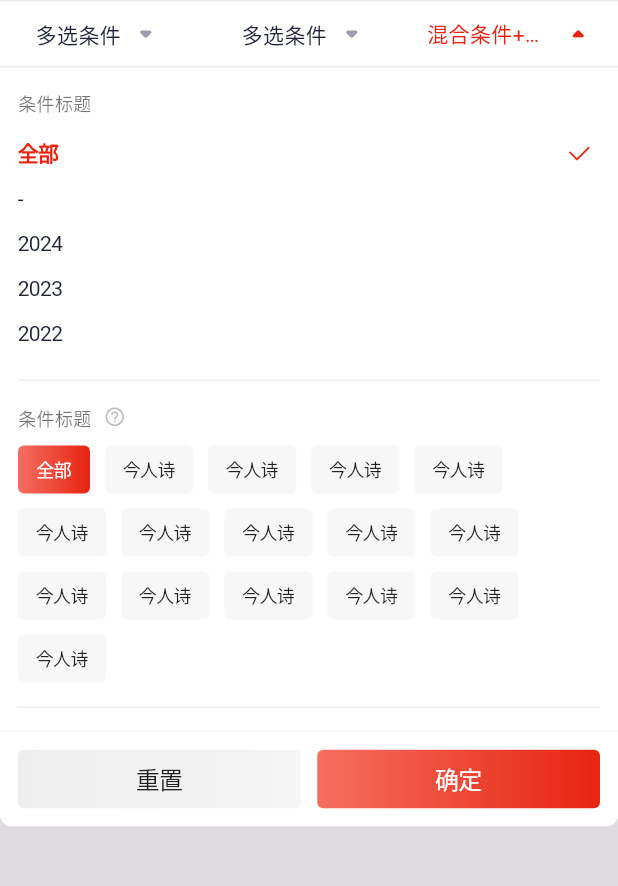
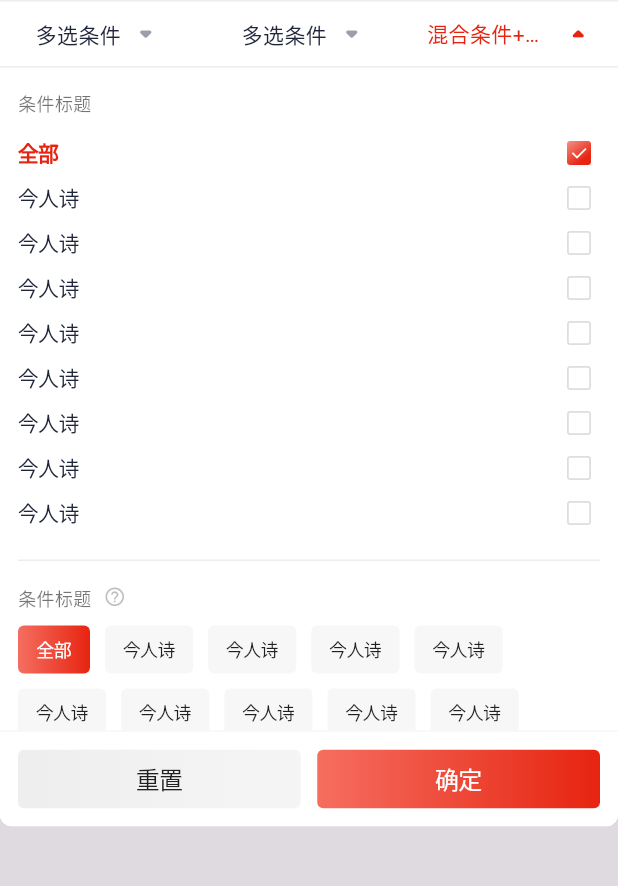
Before and after one commit to boomcx/spinner_box, a Flutter app: the MultiPage screen opened directly, after a tap on "混合条件+拦截", on a phone screen of 412 x 824 dp, the part 84-970 px from its top. Run offline on Flutter 3.47's test engine with Material 3 defaults, Android fonts, the phone set to English and light mode, and no system bars.

Commit message:
- 增加按钮拦截属性和拦截样式配置（详见demo中`多选条件-可拦截筛选`）； - 完善模型数据`formJson`的解析，重网络获取配置更方便；

````diff
--- a/example/lib/data.dart
+++ b/example/lib/data.dart
@@ -47,7 +47,9 @@ SpinnerEntity text({
           final space = Random().nextInt(3) + 2;
           final posi = max(Random().nextInt(text.length) - space, 0);
           final name = text.substring(posi, posi + space);
-          return SpinnerItemData.fromJson({'name': name, 'result': name});
+          final intercept = Random().nextInt(10) > 5;
+          return SpinnerItemData.fromJson(
+              {'name': name, 'result': name, 'isItemIntercept': intercept});
         }),
       ]);
 }
--- a/example/lib/drop_view.dart
+++ b/example/lib/drop_view.dart
@@ -63,10 +63,10 @@ class _DropViewPageState extends State<DropViewPage> {
                     MyWidget1(_textEditing, data: _filterData),
                   ],
                   onReseted: () {},
-                  onItemIntercept: (p0, p1) {
-                    if (p1 == 2) {
+                  onItemIntercept: (entity, item, index) {
+                    if (index == 2) {
                       // ignore: avoid_print
-                      print('key = ${p0.key}; index = 2, 我拦截的选中事件');
+                      print('key = ${entity.key}; index = 2, 我拦截的选中事件');
                       return true;
                     }
                     return false;
--- a/example/lib/pages/custom.dart
+++ b/example/lib/pages/custom.dart
@@ -59,8 +59,8 @@ class _CustomPageState extends State<CustomPage> {
                     _InputAttach(data: _condition3),
                     _PickerAttach(data: _condition3)
                   ],
-                  onItemIntercept: (p0, p1) {
-                    if (p0.key == 'text2' && p1 == 2) {
+                  onItemIntercept: (entity, item, index) {
+                    if (entity.key == 'text2' && index == 2) {
                       ScaffoldMessenger.of(context).showSnackBar(
                         const SnackBar(content: Text('欸~ 拦截了就是选不了~')),
                       );
--- a/example/lib/pages/muti.dart
+++ b/example/lib/pages/muti.dart
@@ -19,7 +19,7 @@ class _MultiPageState extends State<MultiPage> {
   ];
 
   var _condition3 = [
-    years(key: 'year3', isRadio: true, count: 3),
+    text(key: 'text1', type: MoreContentType.column, count: 8, isRadio: false),
     text(key: 'text1', type: MoreContentType.wrap, count: 15),
     text(key: 'text2', type: MoreContentType.wrap, isRadio: false, count: 8),
   ];
@@ -58,8 +58,8 @@ class _MultiPageState extends State<MultiPage> {
                 ).heightPart,
                 SpinnerFilter(
                   data: _condition3,
-                  onItemIntercept: (p0, p1) {
-                    if (p0.key == 'text2' && p1 == 2) {
+                  onItemIntercept: (entity, item, index) async {
+                    if (item.isItemIntercept) {
                       ScaffoldMessenger.of(context).showSnackBar(
                         const SnackBar(content: Text('欸~ 就是选不了~')),
                       );
--- a/example/lib/pages/params.dart
+++ b/example/lib/pages/params.dart
@@ -20,7 +20,6 @@ class _SelectParamsPageState extends State<SelectParamsPage> {
     data.items.first.selected = false;
     data.items[2].selected = true;
     // var items = <SpinnerItemData>[];
-
     // data.items.forEach((element) {
     //   items.add(element.copyWith(selected: true));
     // });
--- a/example/lib/pages/theme_header.dart
+++ b/example/lib/pages/theme_header.dart
@@ -28,8 +28,9 @@ class _ThemeHeaderPageState extends State<ThemeHeaderPage> {
         children: [
           SpinnerBox.rebuilder(
             titles: [
-              SpinnerData('单选条件单选条件单选条件单选条件单选条件单选条件', icon: 'assets/icon.png'),
-              SpinnerData('单选条件'),
+              SpinnerHeaderData('单选条件单选条件单选条件单选条件单选条件单选条件',
+                  icon: 'assets/icon.png'),
+              SpinnerHeaderData('单选条件'),
             ],
             theme: defaultPinnerTheme.copyWith(
               textDirection: TextDirection.rtl,
--- a/lib/spinner/spinner.dart
+++ b/lib/spinner/spinner.dart
@@ -72,7 +72,7 @@ class SpinnerBox extends StatefulWidget {
   /// ```
   SpinnerBox.builder({
     super.key,
-    required List<SpinnerData> titles,
+    required List<SpinnerHeaderData> titles,
     required SpinnerBoxBuilder builder,
     this.prefix,
     this.suffix,
@@ -90,7 +90,7 @@ class SpinnerBox extends StatefulWidget {
   ///
   SpinnerBox.rebuilder({
     super.key,
-    required List<SpinnerData> titles,
+    required List<SpinnerHeaderData> titles,
     required SpinnerBoxBuilder builder,
     this.prefix,
     this.suffix,
@@ -407,7 +407,7 @@ class _Button extends StatelessWidget {
   });
 
   final double maxWidth;
-  final SpinnerData item;
+  final SpinnerHeaderData item;
   final bool isSelected;
   final bool isHighlight;
 
--- a/lib/spinner/state.dart
+++ b/lib/spinner/state.dart
@@ -1,14 +1,13 @@
-// ignore_for_file: public_member_api_docs, sort_constructors_first
 import 'package:flutter/material.dart';
 
 /// 保存当前筛选菜单的数据项，并配合`PopupValueNotifier`完成各项内容的监听
 ///
 class PopupState {
   /// 渲染数据
-  List<SpinnerData> items;
+  List<SpinnerHeaderData> items;
 
   /// 原始数据
-  final List<SpinnerData> orginItems;
+  final List<SpinnerHeaderData> orginItems;
 
   /// 当前选中的选项卡
   int selected;
@@ -30,7 +29,7 @@ class PopupValueNotifier extends ValueNotifier<PopupState> {
       : status = state.orginItems.map((e) => false).toList();
 
   /// 标题初始化
-  factory PopupValueNotifier.titles(List<SpinnerData> titles) =>
+  factory PopupValueNotifier.titles(List<SpinnerHeaderData> titles) =>
       PopupValueNotifier(
         PopupState(items: List.of(titles), orginItems: List.of(titles)),
       );
@@ -41,8 +40,8 @@ class PopupValueNotifier extends ValueNotifier<PopupState> {
   /// 用于记录 `CompositedTransformFollower` 位置
   final GlobalKey targetKey = GlobalKey();
 
-  List<SpinnerData> get items => value.items;
-  List<SpinnerData> get orginItems => value.orginItems;
+  List<SpinnerHeaderData> get items => value.items;
+  List<SpinnerHeaderData> get orginItems => value.orginItems;
 
   /// 保存每个选项卡对应的视图是否打开
   final List<bool> status;
@@ -120,34 +119,56 @@ class PopupValueNotifier extends ValueNotifier<PopupState> {
   }
 }
 
+@Deprecated('请使用 SpinnerHeaderData')
+class SpinnerData {}
+
 /// 初始化传入的标题内容
-class SpinnerData {
+///
+/// ```
+/// [title] 标题
+/// [icon] 图片路径，本地路径
+/// [iconSelected] 图片路径，本地路径
+/// ```
+///
+class SpinnerHeaderData {
   /// 标题
   final String title;
 
-  /// 图片路径
+  /// 图片路径，本地路径
   final String? icon;
   final String? iconSelected;
 
-  SpinnerData(
+  SpinnerHeaderData(
     this.title, {
     this.icon,
     this.iconSelected,
   });
 
-  SpinnerData copyWith({
+  SpinnerHeaderData copyWith({
     String? title,
     String? icon,
     String? iconSelected,
   }) {
-    return SpinnerData(
+    return SpinnerHeaderData(
       title ?? this.title,
       icon: icon ?? this.icon,
       iconSelected: icon ?? this.iconSelected,
     );
   }
+
+  factory SpinnerHeaderData.fromJson(Map<String, dynamic> json) {
+    return SpinnerHeaderData(
+      json['title'] as String,
+      icon: json['icon'],
+      iconSelected: json['iconSelected'],
+    );
+  }
+
+  Map<String, dynamic> toJson() =>
+      {'title': title, 'icon': icon, 'iconSelected': iconSelected};
 }
 
 extension SpinnerDataExt on List<String> {
-  List<SpinnerData> get toSpinnerData => map((e) => SpinnerData(e)).toList();
+  List<SpinnerHeaderData> get toSpinnerData =>
+      map((e) => SpinnerHeaderData(e)).toList();
 }
--- a/lib/spinner_filter_notifier/providers/entity.dart
+++ b/lib/spinner_filter_notifier/providers/entity.dart
@@ -6,14 +6,36 @@ const double kBotBtnHeight = 64;
 
 /// 内容显示类型
 enum MoreContentType {
-  /// 按钮样式
+  /// 按钮样式，默认样式
   wrap,
 
   /// 列表样式
-  column,
+  column;
+
+  static MoreContentType fromIndex(int? type) {
+    switch (type) {
+      case 0:
+        return MoreContentType.wrap;
+      case 1:
+        return MoreContentType.column;
+      default:
+        return MoreContentType.wrap;
+    }
+  }
 }
 
 /// 弹框显示配置
+///
+/// ``` [items] 选项
+/// [title] 标题
+/// [desc] 描述
+/// [isRadio] 是否单选
+/// [extraData] 额外数据
+/// [titleRichText] 富文本标题外部自定义
+/// [titleSuffix] 标题后面的额外图片（本地图片）
+/// [type] 每组内容的显示风格，通过网络数据 fromJson 可以定义成 int 类型
+/// ```
+///
 class SpinnerEntity {
   /// 服务器字段
   final String key;
@@ -69,6 +91,8 @@ class SpinnerEntity {
     }
     if (json["type"] is MoreContentType) {
       entity = entity.copyWith(type: json["type"]);
+    } else if (json["type"] is int) {
+      entity = entity.copyWith(type: MoreContentType.fromIndex(json["type"]));
     }
     if (json["desc"] is String) {
       entity = entity.copyWith(desc: json["desc"]);
@@ -136,8 +160,16 @@ class SpinnerItemData extends ChangeNotifier implements ValueListenable<bool> {
   /// 以保证选中时输出实际类容的集合
   final dynamic result;
 
-  /// 是否选互斥（选中时清空当前其他选中项，一般用于 `全部` `不限` 等合并条件项）
+  /// 是否选中互斥（选中时清空当前其他选中项，一般用于 `全部` `不限` 等合并条件项）
   final bool isMutex;
+
+  /// 当前按钮是否支持点击拦截都可以点击，只是不触发选中
+  ///
+  /// ！注意被设置为可拦截按钮后，将不会被选中，也不会触发`SpinnerFilter.onItemIntercept`
+  ///
+  /// `isItemIntercept` 为 `true` 时，额外响应`SpinnerFilter.onItemIntercept`的拦截方法
+  /// 用来配置自定义的支持拦截逻辑的按钮样式
+  final bool isItemIntercept;
 
   /// 下级选项
   final List<SpinnerItemData> items;
@@ -191,6 +223,7 @@ class SpinnerItemData extends ChangeNotifier implements ValueListenable<bool> {
     this.result,
     this.isMutex = false,
     this.items = const [],
+    this.isItemIntercept = false,
     bool selected = false,
   }) : _value = selected;
 
@@ -202,6 +235,9 @@ class SpinnerItemData extends ChangeNotifier implements ValueListenable<bool> {
     entity = entity.copyWith(result: json["result"]);
     if (json["selected"] is bool) {
       entity = entity.copyWith(selected: json["selected"]);
+    }
+    if (json["isItemIntercept"] is bool) {
+      entity = entity.copyWith(isItemIntercept: json["isItemIntercept"]);
     }
     // if (json["highlighted"] is bool) {
     //   entity = entity.copyWith(highlighted: json["highlighted"]);
@@ -226,6 +262,7 @@ class SpinnerItemData extends ChangeNotifier implements ValueListenable<bool> {
     data["result"] = result;
     data["selected"] = selected;
     // data["highlighted"] = highlighted;
+    data["isItemIntercept"] = isItemIntercept;
     data["isMutex"] = isMutex;
     data["items"] = items.map((e) => e.toJson()).toList();
     return data;
@@ -236,6 +273,7 @@ class SpinnerItemData extends ChangeNotifier implements ValueListenable<bool> {
     dynamic result,
     bool? selected,
     // bool? highlighted,
+    bool? isItemIntercept,
     bool? isMutex,
     List<SpinnerItemData>? items,
   }) =>
@@ -244,6 +282,7 @@ class SpinnerItemData extends ChangeNotifier implements ValueListenable<bool> {
         result: result ?? this.result,
         selected: selected ?? this.selected,
         // highlighted: highlighted ?? this.highlighted,
+        isItemIntercept: isItemIntercept ?? this.isItemIntercept,
         isMutex: isMutex ?? this.isMutex,
         items: items ?? this.items,
       );
@@ -281,7 +320,6 @@ extension ListFormatX on List<SpinnerItemData> {
   }
 }
 
-
 // class EntityNotifier {
 //   EntityNotifier(this.entity) {
 //     notifierList = entity.items.map((e) {
--- a/lib/spinner_filter_notifier/providers/provider.dart
+++ b/lib/spinner_filter_notifier/providers/provider.dart
@@ -7,7 +7,8 @@ import 'entity.dart';
 import 'state.dart';
 
 /// 点击拦截的回调
-typedef SpinnerFilterIntercept = FutureOr<bool> Function(SpinnerEntity, int);
+typedef SpinnerFilterIntercept = FutureOr<bool> Function(
+    SpinnerEntity entity, SpinnerItemData item, int index);
 
 /// 完成筛选的回调
 typedef SpinnerFilterResponse = Function(
@@ -53,6 +54,10 @@ class SpinnerFilterNotifier extends ValueNotifier<SpinnerFilterState> {
   final VoidCallback? onReseted;
 
   /// 点击事件拦截，获取到处理结果后继续执行
+  ///
+  /// 原逻辑为通过定义拦截事件后去捕获异步返回状态，
+  /// 现在在原逻辑上额外增加`SpinnerItemData.isItemIntercept`字段，用于控制是否执行拦截事件,
+  /// 更趋近数据驱动的模式
   final SpinnerFilterIntercept? onItemIntercept;
 
   /// 外部传入自定义视图
@@ -208,9 +213,10 @@ class SpinnerFilterNotifier extends ValueNotifier<SpinnerFilterState> {
   /// 点击按钮选项
   /// `data` 包含当前点击的分组数据 和 分组下标
   /// `index` 按钮下标
-  void itemOnSelected(STabEntityAndIndexData data, int index) async {
-    if (onItemIntercept != null) {
-      final isIntercept = await onItemIntercept!.call(data.$1, index);
+  void itemOnSelected(SpinnerEntityIndexData data, int index) async {
+    if (onItemIntercept != null || data.$1.items[index].isItemIntercept) {
+      final isIntercept =
+          await onItemIntercept?.call(data.$1, data.$1.items[index], index);
       if (isIntercept == true) {
         return;
       }
--- a/lib/spinner_filter_notifier/spinner_filter.dart
+++ b/lib/spinner_filter_notifier/spinner_filter.dart
@@ -14,7 +14,7 @@ part './widgets/explain_icon.dart';
 part './widgets/attachment_view.dart';
 
 /// 包含当前点击的分组数据 和 分组下标
-typedef STabEntityAndIndexData = (SpinnerEntity entity, int index);
+typedef SpinnerEntityIndexData = (SpinnerEntity entity, int index);
 
 /// List / Wrap 形式的显示视图
 class SpinnerFilter extends StatefulWidget {
@@ -37,6 +37,10 @@ class SpinnerFilter extends StatefulWidget {
   /// 选中项目的时候，拦截处理（用于交互前的特殊判断）
   /// 返回值 `true`，表示拦截选中事件
   /// `false` 则可以选中
+  ///
+  /// 原逻辑为通过定义拦截事件后去捕获异步返回状态，
+  /// 现在在原逻辑上额外增加`SpinnerItemData.isItemIntercept`字段，用于控制是否执行拦截事件,
+  /// 更趋近数据驱动的模式
   final SpinnerFilterIntercept? onItemIntercept;
 
   /// 选择完成回调
--- a/lib/spinner_filter_notifier/theme/theme.dart
+++ b/lib/spinner_filter_notifier/theme/theme.dart
@@ -1,3 +1,4 @@
+// ignore_for_file: public_member_api_docs, sort_constructors_first
 import 'package:flutter/foundation.dart';
 import 'package:flutter/material.dart';
 
@@ -199,6 +200,9 @@ class SBoxBotBtnData {
 /// `MoreContentType.column` 样式配置
 class SColumnThemeData {
   /// 文字内容字体
+  final TextStyle interceptStyle;
+
+  /// 文字内容字体
   final TextStyle selectedStyle;
 
   /// 文字内容字体
@@ -237,13 +241,16 @@ class SColumnThemeData {
         color: Color(0xffE72410), fontSize: 14, fontWeight: FontWeight.w600),
     this.unselectedStyle = const TextStyle(
         color: Color(0xff20263A), fontSize: 14, fontWeight: FontWeight.normal),
+    this.interceptStyle = const TextStyle(
+        color: Color(0xff999999), fontSize: 14, fontWeight: FontWeight.normal),
   });
 
   @override
   bool operator ==(covariant SColumnThemeData other) {
     if (identical(this, other)) return true;
 
-    return other.selectedStyle == selectedStyle &&
+    return other.interceptStyle == interceptStyle &&
+        other.selectedStyle == selectedStyle &&
         other.unselectedStyle == unselectedStyle &&
         other.height == height &&
         other.icon1 == icon1 &&
@@ -256,7 +263,8 @@ class SColumnThemeData {
 
   @override
   int get hashCode {
-    return selectedStyle.hashCode ^
+    return interceptStyle.hashCode ^
+        selectedStyle.hashCode ^
         unselectedStyle.hashCode ^
         height.hashCode ^
         icon1.hashCode ^
@@ -268,6 +276,7 @@ class SColumnThemeData {
   }
 
   SColumnThemeData copyWith({
+    TextStyle? interceptStyle,
     TextStyle? selectedStyle,
     TextStyle? unselectedStyle,
     double? height,
@@ -279,6 +288,7 @@ class SColumnThemeData {
     int? maxLine,
   }) {
     return SColumnThemeData(
+      interceptStyle: interceptStyle ?? this.interceptStyle,
       selectedStyle: selectedStyle ?? this.selectedStyle,
       unselectedStyle: unselectedStyle ?? this.unselectedStyle,
       height: height ?? this.height,
@@ -303,24 +313,35 @@ class SWrapThemeData {
   /// 按钮内间距
   final EdgeInsets itemPadding;
 
-  /// 文字内容字体
+  /// 可拦截按钮文字内容字体样式
+  final TextStyle interceptStyle;
+
+  /// 按钮选中文字内容字体
   final TextStyle selectedStyle;
 
-  /// 文字内容字体
+  /// 未选中文字内容字体
   final TextStyle unselectedStyle;
 
-  /// 按钮装饰
+  /// 可拦截按钮文字按钮装饰
+  final BoxDecoration interceptDecoration;
+
+  /// 选中按钮装饰
   final BoxDecoration selectedDecoration;
 
-  /// 按钮装饰
+  /// 未选中按钮装饰
   final BoxDecoration unselectedDecoration;
 
   const SWrapThemeData({
     this.runSpacing = 10,
     this.spacing = 10,
     this.itemPadding = const EdgeInsets.symmetric(horizontal: 12, vertical: 7),
+    this.interceptStyle = const TextStyle(color: Colors.grey, fontSize: 12),
     this.selectedStyle = const TextStyle(color: Colors.white, fontSize: 12),
     this.unselectedStyle = const TextStyle(color: Colors.black87, fontSize: 12),
+    this.interceptDecoration = const BoxDecoration(
+      borderRadius: BorderRadius.all(Radius.circular(4)),
+      gradient: LinearGradient(colors: [Color(0xfff3f3f3), Color(0xfff3f3f3)]),
+    ),
     this.selectedDecoration = const BoxDecoration(
       borderRadius: BorderRadius.all(Radius.circular(4)),
       gradient: LinearGradient(colors: [Color(0xffF56E60), Color(0xffE72410)]),
@@ -338,8 +359,10 @@ class SWrapThemeData {
     return other.runSpacing == runSpacing &&
         other.spacing == spacing &&
         other.itemPadding == itemPadding &&
+        other.interceptStyle == interceptStyle &&
         other.selectedStyle == selectedStyle &&
         other.unselectedStyle == unselectedStyle &&
+        other.interceptDecoration == interceptDecoration &&
         other.selectedDecoration == selectedDecoration &&
         other.unselectedDecoration == unselectedDecoration;
   }
@@ -349,8 +372,10 @@ class SWrapThemeData {
     return runSpacing.hashCode ^
         spacing.hashCode ^
         itemPadding.hashCode ^
+        interceptStyle.hashCode ^
         selectedStyle.hashCode ^
         unselectedStyle.hashCode ^
+        interceptDecoration.hashCode ^
         selectedDecoration.hashCode ^
         unselectedDecoration.hashCode;
   }
@@ -359,8 +384,10 @@ class SWrapThemeData {
     double? runSpacing,
     double? spacing,
     EdgeInsets? itemPadding,
+    TextStyle? interceptStyle,
     TextStyle? selectedStyle,
     TextStyle? unselectedStyle,
+    BoxDecoration? interceptDecoration,
     BoxDecoration? selectedDecoration,
     BoxDecoration? unselectedDecoration,
   }) {
@@ -368,8 +395,10 @@ class SWrapThemeData {
       runSpacing: runSpacing ?? this.runSpacing,
       spacing: spacing ?? this.spacing,
       itemPadding: itemPadding ?? this.itemPadding,
+      interceptStyle: interceptStyle ?? this.interceptStyle,
       selectedStyle: selectedStyle ?? this.selectedStyle,
       unselectedStyle: unselectedStyle ?? this.unselectedStyle,
+      interceptDecoration: interceptDecoration ?? this.interceptDecoration,
       selectedDecoration: selectedDecoration ?? this.selectedDecoration,
       unselectedDecoration: unselectedDecoration ?? this.unselectedDecoration,
     );
--- a/lib/spinner_filter_notifier/widgets/buttons.dart
+++ b/lib/spinner_filter_notifier/widgets/buttons.dart
@@ -5,33 +5,37 @@ import '../theme/theme.dart';
 class WrapButton extends StatelessWidget {
   const WrapButton(
     this.name,
-    this.isSelected, {
+    this.isSelected,
+    this.isIntercept, {
     super.key,
     this.onPressed,
   });
 
   final String name;
   final bool isSelected;
+  final bool isIntercept;
   final VoidCallback? onPressed;
 
   @override
   Widget build(BuildContext context) {
     final theme = SpinnerBoxTheme.of(context).wrap;
+    final decoration = isIntercept
+        ? theme.interceptDecoration
+        : (isSelected ? theme.selectedDecoration : theme.unselectedDecoration);
+    final style = isIntercept
+        ? theme.interceptStyle
+        : (isSelected ? theme.selectedStyle : theme.unselectedStyle);
 
     return TapScope(
       onPressed: onPressed,
       child: Container(
         padding: const EdgeInsets.symmetric(horizontal: 12, vertical: 7),
-        constraints: const BoxConstraints(minWidth: 48, minHeight: 28),
-        decoration:
-            isSelected ? theme.selectedDecoration : theme.unselectedDecoration,
+        constraints: const BoxConstraints(minWidth: 48, minHeight: 30),
+        decoration: decoration,
         child: Column(
           mainAxisAlignment: MainAxisAlignment.center,
           children: [
-            Text(
-              name,
-              style: isSelected ? theme.selectedStyle : theme.unselectedStyle,
-            ),
+            Text(name, style: style),
           ],
         ),
       ),
--- a/lib/spinner_filter_notifier/widgets/check_list_item.dart
+++ b/lib/spinner_filter_notifier/widgets/check_list_item.dart
@@ -1,37 +1,50 @@
 part of '../spinner_filter.dart';
 
 class _CheckListItem extends StatelessWidget {
-  const _CheckListItem({
-    required this.name,
-    required this.isSelect,
+  const _CheckListItem(
+    this.name,
+    this.isSelect,
+    this.isIntercept, {
+    this.onPressed,
     this.isMulti = false,
   });
 
   final String name;
   final bool isSelect;
+  final bool isIntercept;
   final bool isMulti;
+  final VoidCallback? onPressed;
 
   @override
   Widget build(BuildContext context) {
     final theme = SpinnerBoxTheme.of(context).column;
 
-    Widget icon = isSelect
-        ? (theme.icon1 ?? Assets.name('single_select'))
-        : (theme.icon2 ?? const SizedBox());
+    final style = isIntercept
+        ? theme.interceptStyle
+        : (isSelect ? theme.selectedStyle : theme.unselectedStyle);
+    Widget icon = const SizedBox.shrink();
+    if (!isIntercept) {
       if (isMulti) {
         icon = isSelect
             ? (theme.iconMulti1 ?? Assets.name('muti_select'))
             : (theme.iconMulti2 ?? Assets.name('muti_unselect'));
+      } else {
+        icon = isSelect
+            ? (theme.icon1 ?? Assets.name('single_select'))
+            : (theme.icon2 ?? const SizedBox());
+      }
     }
 
-    return SizedBox(
+    return TapScope(
+      onPressed: onPressed,
+      child: SizedBox(
         height: theme.height,
         child: Row(
           children: [
             Expanded(
               child: Text(
                 name,
-              style: isSelect ? theme.selectedStyle : theme.unselectedStyle,
+                style: style,
                 overflow: TextOverflow.ellipsis,
                 maxLines: theme.maxLine,
               ),
@@ -40,6 +53,7 @@ class _CheckListItem extends StatelessWidget {
             const SizedBox(width: 6),
           ],
         ),
+      ),
     );
   }
 }
--- a/lib/spinner_filter_notifier/widgets/group.dart
+++ b/lib/spinner_filter_notifier/widgets/group.dart
@@ -64,15 +64,14 @@ class _CheckListCnt extends StatelessWidget {
         final item = items[index];
         return ValueListenableBuilder(
           valueListenable: item,
-          builder: (context, value, child) => TapScope(
+          builder: (context, value, child) => _CheckListItem(
+            item.name,
+            item.selected,
+            item.isItemIntercept,
+            isMulti: !data.$1.isRadio,
             onPressed: () {
               notifier.itemOnSelected(data, index);
             },
-            child: _CheckListItem(
-              name: item.name,
-              isSelect: item.selected,
-              isMulti: !data.$1.isRadio,
-            ),
           ),
         );
       },
@@ -101,6 +100,7 @@ class _GroupBtnsCnt extends StatelessWidget {
               builder: (context, value, child) => WrapButton(
                 item.name,
                 item.selected,
+                item.isItemIntercept,
                 onPressed: () {
                   notifier.itemOnSelected(data, index);
                 },
--- a/lib/spinner_filter_notifier/widgets/inherited.dart
+++ b/lib/spinner_filter_notifier/widgets/inherited.dart
@@ -30,10 +30,10 @@ class _FilterGroupScope extends InheritedWidget {
     required super.child,
   });
 
-  final STabEntityAndIndexData data;
+  final SpinnerEntityIndexData data;
 
   // 子树中的widget获取共享数据
-  static STabEntityAndIndexData of(BuildContext context) {
+  static SpinnerEntityIndexData of(BuildContext context) {
     final scope =
         context.dependOnInheritedWidgetOfExactType<_FilterGroupScope>();
     return scope!.data;
--- a/pubspec.yaml
+++ b/pubspec.yaml
@@ -1,6 +1,6 @@
 name: spinner_box
 description: The drop-down criteria filter box supports single selection, multiple selection, and user-defined filtering content.
-version: 0.1.1
+version: 0.1.2
 homepage: https://github.com/boomcx/spinner_box.git
 # publish_to: https://pub.dartlang.org
 
````
Lines whose indentation alone changed are shown as unchanged.
